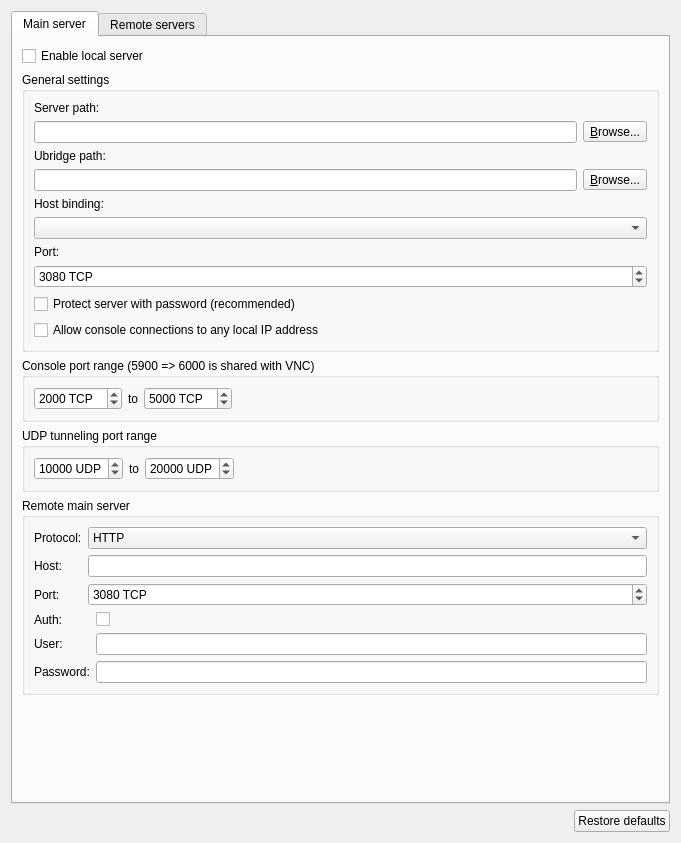
First picture: the form in gns3/ui/server_preferences_page.ui, repository GNS3/gns3-gui, before the edit.
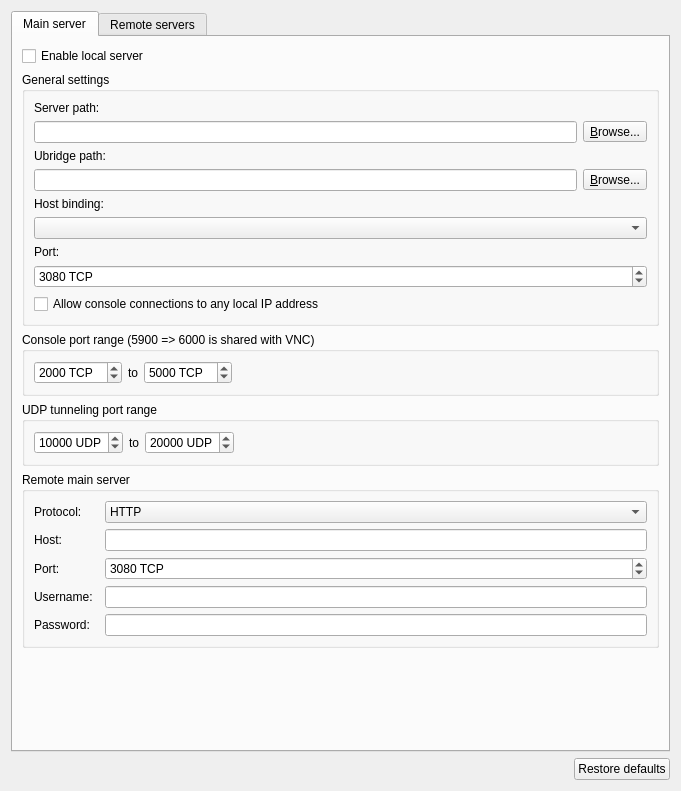
Second picture: the form after the edit.

Patch:
```diff
--- a/gns3/ui/server_preferences_page.ui
+++ b/gns3/ui/server_preferences_page.ui
@@ -7,7 +7,7 @@
     <x>0</x>
     <y>0</y>
     <width>681</width>
-    <height>843</height>
+    <height>791</height>
    </rect>
   </property>
   <property name="sizePolicy">
@@ -149,13 +149,6 @@
            </widget>
           </item>
           <item row="8" column="0">
-           <widget class="QCheckBox" name="uiLocalServerAuthCheckBox">
-            <property name="text">
-             <string>Protect server with password (recommended)</string>
-            </property>
-           </widget>
-          </item>
-          <item row="9" column="0">
            <widget class="QCheckBox" name="uiConsoleConnectionsToAnyIPCheckBox">
             <property name="text">
              <string>Allow console connections to any local IP address</string>
@@ -302,73 +295,23 @@
             </property>
            </widget>
           </item>
-          <item row="2" column="1" colspan="2">
-           <widget class="QSpinBox" name="uiRemoteMainServerPortSpinBox">
-            <property name="sizePolicy">
-             <sizepolicy hsizetype="Expanding" vsizetype="Preferred">
-              <horstretch>0</horstretch>
-              <verstretch>0</verstretch>
-             </sizepolicy>
-            </property>
-            <property name="suffix">
-             <string> TCP</string>
-            </property>
-            <property name="maximum">
-             <number>65535</number>
-            </property>
-            <property name="value">
-             <number>3080</number>
-            </property>
-           </widget>
-          </item>
-          <item row="3" column="0">
-           <widget class="QLabel" name="label">
-            <property name="text">
-             <string>Auth:</string>
-            </property>
-           </widget>
-          </item>
-          <item row="4" column="2">
+          <item row="3" column="2">
            <widget class="QLineEdit" name="uiRemoteMainServerUserLineEdit"/>
           </item>
-          <item row="4" column="0">
-           <widget class="QLabel" name="label_4">
-            <property name="text">
-             <string>User:</string>
-            </property>
-           </widget>
-          </item>
-          <item row="5" column="2">
+          <item row="4" column="2">
            <widget class="QLineEdit" name="uiRemoteMainServerPasswordLineEdit">
             <property name="echoMode">
              <enum>QLineEdit::Password</enum>
             </property>
            </widget>
           </item>
-          <item row="2" column="0">
-           <widget class="QLabel" name="label_3">
-            <property name="text">
-             <string>Port:</string>
-            </property>
-           </widget>
-          </item>
-          <item row="1" column="1" colspan="2">
-           <widget class="QLineEdit" name="uiRemoteMainServerHostLineEdit"/>
-          </item>
-          <item row="5" column="0" colspan="2">
+          <item row="4" column="0" colspan="2">
            <widget class="QLabel" name="label_5">
             <property name="text">
              <string>Password:</string>
             </property>
            </widget>
           </item>
-          <item row="3" column="2">
-           <widget class="QCheckBox" name="uiRemoteMainServerAuthCheckBox">
-            <property name="text">
-             <string/>
-            </property>
-           </widget>
-          </item>
           <item row="0" column="0">
            <widget class="QLabel" name="uiRemoteMainServerProtocolLabel">
             <property name="text">
@@ -376,7 +319,43 @@
             </property>
            </widget>
           </item>
-          <item row="0" column="1" colspan="2">
+          <item row="3" column="0">
+           <widget class="QLabel" name="label_4">
+            <property name="text">
+             <string>Username:</string>
+            </property>
+           </widget>
+          </item>
+          <item row="2" column="0">
+           <widget class="QLabel" name="label_3">
+            <property name="text">
+             <string>Port:</string>
+            </property>
+           </widget>
+          </item>
+          <item row="2" column="2">
+           <widget class="QSpinBox" name="uiRemoteMainServerPortSpinBox">
+            <property name="sizePolicy">
+             <sizepolicy hsizetype="Expanding" vsizetype="Preferred">
+              <horstretch>0</horstretch>
+              <verstretch>0</verstretch>
+             </sizepolicy>
+            </property>
+            <property name="suffix">
+             <string> TCP</string>
+            </property>
+            <property name="maximum">
+             <number>65535</number>
+            </property>
+            <property name="value">
+             <number>3080</number>
+            </property>
+           </widget>
+          </item>
+          <item row="1" column="2">
+           <widget class="QLineEdit" name="uiRemoteMainServerHostLineEdit"/>
+          </item>
+          <item row="0" column="2">
            <widget class="QComboBox" name="uiRemoteMainServerProtocolComboBox">
             <item>
              <property name="text">
```
Left out of the diff: 59 changed lines with no effect on the pictures.
